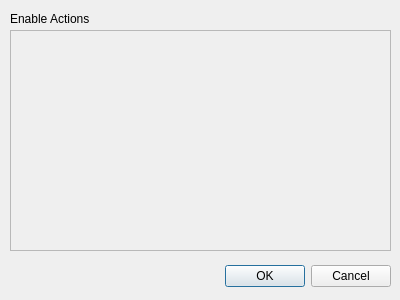
Old version of the form Ui_pluginsStarter.ui in the repository mbernasocchi/pluginsstarter.
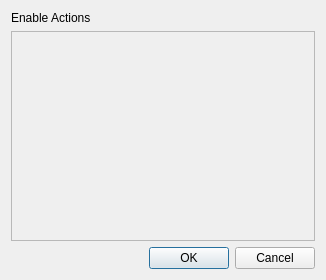
New version of the form.

Commit message: Fixed gui - now it can be resized

Diff of the .ui file:
```diff
--- a/Ui_pluginsStarter.ui
+++ b/Ui_pluginsStarter.ui
@@ -6,51 +6,25 @@
    <rect>
     <x>0</x>
     <y>0</y>
-    <width>400</width>
-    <height>300</height>
+    <width>326</width>
+    <height>280</height>
    </rect>
   </property>
   <property name="windowTitle">
    <string>Plugin starter settings</string>
   </property>
-  <widget class="QDialogButtonBox" name="buttonBox">
-   <property name="geometry">
-    <rect>
-     <x>50</x>
-     <y>260</y>
-     <width>341</width>
-     <height>32</height>
-    </rect>
-   </property>
-   <property name="orientation">
-    <enum>Qt::Horizontal</enum>
-   </property>
-   <property name="standardButtons">
-    <set>QDialogButtonBox::Cancel|QDialogButtonBox::Ok</set>
-   </property>
-  </widget>
+  <layout class="QGridLayout" name="gridLayout">
+   <item row="0" column="0">
+    <layout class="QVBoxLayout" name="verticalLayout_2">
+     <item>
   <widget class="QLabel" name="title">
-   <property name="geometry">
-    <rect>
-     <x>10</x>
-     <y>10</y>
-     <width>99</width>
-     <height>17</height>
-    </rect>
-   </property>
    <property name="text">
     <string>Enable Actions</string>
    </property>
   </widget>
+     </item>
+     <item>
   <widget class="QScrollArea" name="scrollArea">
-   <property name="geometry">
-    <rect>
-     <x>10</x>
-     <y>30</y>
-     <width>381</width>
-     <height>221</height>
-    </rect>
-   </property>
    <property name="widgetResizable">
     <bool>true</bool>
    </property>
@@ -59,8 +33,8 @@
      <rect>
       <x>0</x>
       <y>0</y>
-      <width>379</width>
-      <height>219</height>
+          <width>304</width>
+          <height>202</height>
      </rect>
     </property>
     <layout class="QVBoxLayout" name="verticalLayout_5">
@@ -70,6 +44,20 @@
     </layout>
    </widget>
   </widget>
+     </item>
+     <item>
+      <widget class="QDialogButtonBox" name="buttonBox">
+       <property name="orientation">
+        <enum>Qt::Horizontal</enum>
+       </property>
+       <property name="standardButtons">
+        <set>QDialogButtonBox::Cancel|QDialogButtonBox::Ok</set>
+       </property>
+      </widget>
+     </item>
+    </layout>
+   </item>
+  </layout>
  </widget>
  <resources/>
  <connections>
```
Left out of the diff: 35 changed lines with no effect on the pictures. Lines whose indentation alone changed are shown as unchanged. The commit also changes 2 other files.
